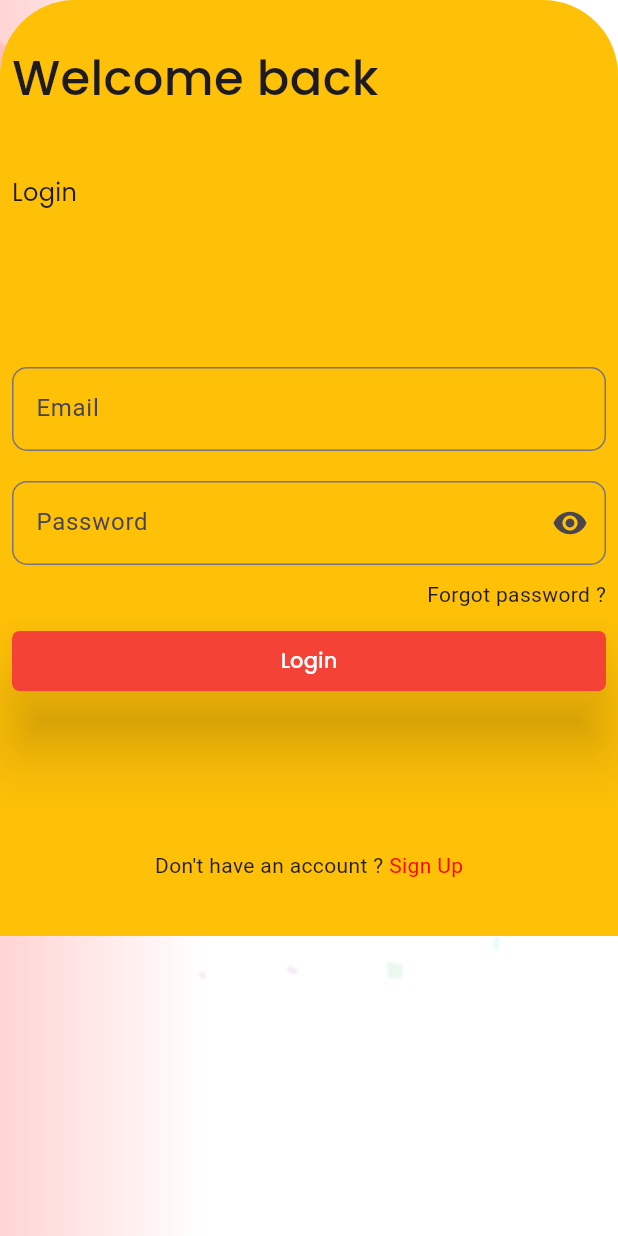
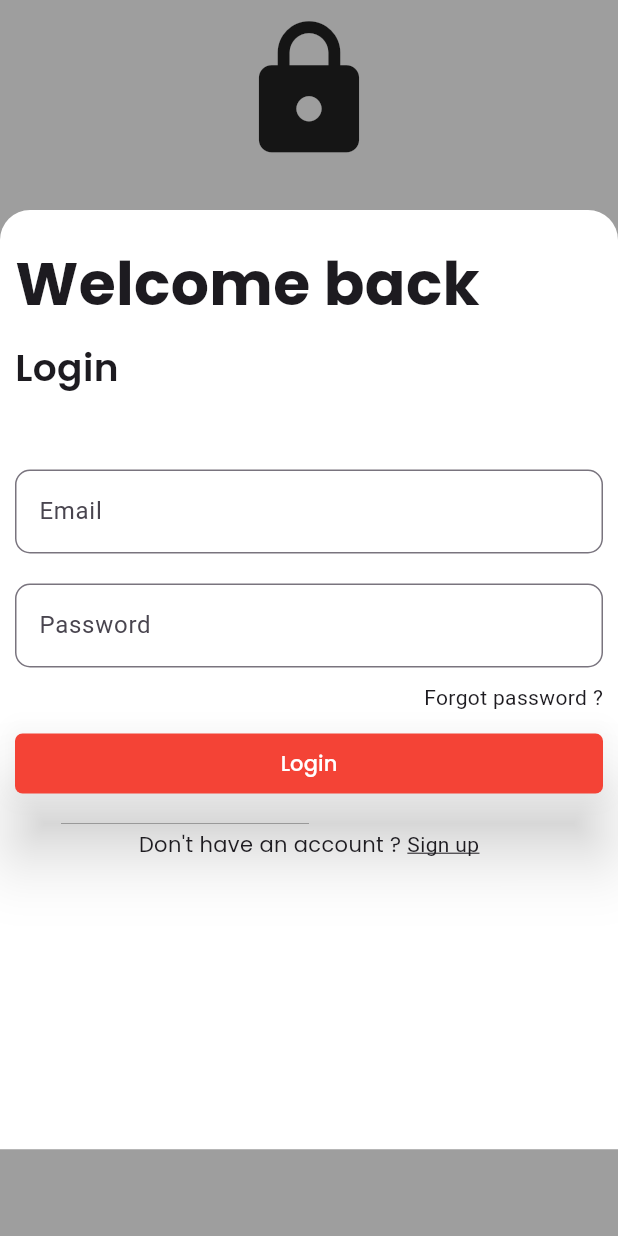
Before and after one commit to Shashitha-Ashan/Remind-me, a Flutter app: the screen it shows after launch, after a tap on "Log In", on a phone screen of 412 x 824 dp. Run offline on Flutter 3.47's test engine with Material 3 defaults, Android fonts, the phone set to English and light mode, and no system bars; our stand-ins replace go_router, google_fonts; missing offline and left inert: dart:ffi.

Commit message:
edit login page

```diff
--- /dev/null
+++ b/lib/screens/components/form_text_field.dart
@@ -0,0 +1,28 @@
+import 'package:flutter/material.dart';
+
+class FormTextField extends StatelessWidget {
+  final String hintText;
+  final bool obscure;
+  final TextEditingController textEditingController;
+  const FormTextField({
+    super.key,
+    required this.hintText,
+    required this.obscure,
+    required this.textEditingController,
+  });
+
+  @override
+  Widget build(BuildContext context) {
+    return TextField(
+      controller: textEditingController,
+      obscureText: obscure,
+      decoration: InputDecoration(
+        labelText: hintText,
+        hintText: hintText,
+        border: OutlineInputBorder(
+          borderRadius: BorderRadius.circular(10),
+        ),
+      ),
+    );
+  }
+}
--- /dev/null
+++ b/lib/screens/components/horizontal_button.dart
@@ -0,0 +1,23 @@
+import 'package:flutter/material.dart';
+
+class HorizontalButton extends StatelessWidget {
+  final String buttonName;
+  const HorizontalButton({super.key, required this.buttonName});
+
+  @override
+  Widget build(BuildContext context) {
+    return MaterialButton(
+      height: 40,
+      elevation: 20,
+      minWidth: double.infinity,
+      shape: OutlineInputBorder(
+          borderSide: BorderSide.none, borderRadius: BorderRadius.circular(5)),
+      color: Colors.red,
+      onPressed: () {},
+      child: Text(
+        buttonName,
+        style: const TextStyle(color: Colors.white),
+      ),
+    );
+  }
+}
--- a/lib/screens/views/login/login_screen.dart
+++ b/lib/screens/views/login/login_screen.dart
@@ -1,6 +1,11 @@
 // ignore_for_file: prefer_const_constructors, prefer_const_literals_to_create_immutables
 
+import 'dart:ffi';
+
+import 'package:birth_daily/screens/components/form_text_field.dart';
+import 'package:birth_daily/screens/components/horizontal_button.dart';
 import 'package:flutter/material.dart';
+import 'package:flutter/widgets.dart';
 import 'package:go_router/go_router.dart';
 import 'package:google_fonts/google_fonts.dart';
 
@@ -14,94 +19,97 @@ class Login extends StatefulWidget {
 class _LoginState extends State<Login> {
   @override
   Widget build(BuildContext context) {
-    return SafeArea(
-      child: Container(
+    return Scaffold(
+      backgroundColor: Colors.grey,
+      body: SafeArea(
+          child: SingleChildScrollView(
+        child: Column(
+          children: [
+            SizedBox(
+              height: 10,
+            ),
+            Icon(
+              Icons.lock,
+              size: 100,
+            ),
+            SizedBox(
+              height: 30,
+            ),
+            Container(
+              height: MediaQuery.of(context).size.height * 0.76,
+              padding:
+                  EdgeInsets.only(bottom: 10, left: 10, right: 10, top: 20),
               decoration: BoxDecoration(
                 color: Colors.white,
-          image: DecorationImage(
-              opacity: 0.1,
-              image: AssetImage("assets/backgrounds/back.png"),
-              fit: BoxFit.fill),
-        ),
-        child: Container(
-          decoration: BoxDecoration(
-            gradient: LinearGradient(colors: [
-              Color.fromARGB(43, 255, 0, 0),
-              Color.fromARGB(0, 255, 0, 0),
-              Color.fromARGB(0, 255, 0, 0),
-              Color.fromARGB(0, 255, 0, 0),
-            ]),
-          ),
-          child: Scaffold(
-            backgroundColor: Colors.transparent,
-            body: SingleChildScrollView(
-              child: Container(
-                height: MediaQuery.of(context).size.height - 200,
-                decoration: BoxDecoration(
-                  color: Colors.amber,
                 borderRadius: BorderRadius.only(
-                    topLeft: Radius.circular(50),
-                    topRight: Radius.circular(50),
+                  topLeft: Radius.circular(20),
+                  topRight: Radius.circular(20),
                 ),
               ),
-                padding: EdgeInsets.all(8),
-                child: Center(
               child: Column(
-                    mainAxisAlignment: MainAxisAlignment.spaceAround,
-                    crossAxisAlignment: CrossAxisAlignment.start,
+                children: [
+                  Row(
                     children: [
                       Text(
                         "Welcome back",
                         style: GoogleFonts.poppins(
                             textStyle: TextStyle(
-                                fontSize: 32, fontWeight: FontWeight.w500)),
+                                fontSize: 40, fontWeight: FontWeight.bold)),
                       ),
-                      Container(
-                        margin: EdgeInsets.only(right: 50),
-                        child: Text("Login",
+                    ],
+                  ),
+                  SizedBox(
+                    height: 10,
+                  ),
+                  Row(
+                    children: [
+                      Text(
+                        "Login",
                         style: GoogleFonts.poppins(
                             textStyle: TextStyle(
-                                  fontSize: 16, fontWeight: FontWeight.w400),
-                            )),
+                                fontSize: 25, fontWeight: FontWeight.w600)),
                       ),
+                    ],
+                  ),
+                  SizedBox(
+                    height: 50,
+                  ),
+                  _form(),
                   SizedBox(
                     height: 20,
                   ),
-                      _form(),
-                      SizedBox(
-                        height: 10,
-                      ),
-                      Padding(
-                        padding: const EdgeInsets.all(8.0),
-                        child: Row(
+                  Row(
                     mainAxisAlignment: MainAxisAlignment.center,
                     children: [
                       Text(
                         "Don't have an account ? ",
-                              textAlign: TextAlign.left,
+                        style: GoogleFonts.poppins(
+                          textStyle: TextStyle(
+                            fontSize: 14,
+                          ),
+                        ),
                       ),
                       GestureDetector(
                         onTap: () {
-                                context.push("/signup");
+                          context.go("/");
                         },
                         child: Text(
-                                "Sign Up",
-                                textAlign: TextAlign.left,
-                                style: TextStyle(
-                                    color: Color.fromARGB(255, 255, 0, 0)),
+                          "Sign up",
+                          style:
+                              TextStyle(decoration: TextDecoration.underline),
                         ),
                       ),
+                    ],
+                  ),
+                  // SizedBox(
+                  //   height: 60,
+                  // ),
                 ],
               ),
             )
           ],
         ),
-                ),
-              ),
-            ),
-          ),
-        ),
-      ),
+      )),
     );
   }
 
@@ -109,22 +117,18 @@ class _LoginState extends State<Login> {
     return Column(
       crossAxisAlignment: CrossAxisAlignment.end,
       children: [
-        TextField(
-          decoration: InputDecoration(
+        FormTextField(
           hintText: "Email",
-              border:
-                  OutlineInputBorder(borderRadius: BorderRadius.circular(10))),
+          obscure: false,
+          textEditingController: TextEditingController(),
         ),
         SizedBox(
           height: 20,
         ),
-        TextField(
-          decoration: InputDecoration(
-              suffixIcon: Icon(Icons.remove_red_eye),
-              labelText: "Password",
+        FormTextField(
+          textEditingController: TextEditingController(),
           hintText: "Password",
-              border:
-                  OutlineInputBorder(borderRadius: BorderRadius.circular(10))),
+          obscure: true,
         ),
         SizedBox(
           height: 10,
@@ -141,19 +145,8 @@ class _LoginState extends State<Login> {
         SizedBox(
           height: 10,
         ),
-        MaterialButton(
-          height: 40,
-          elevation: 20,
-          minWidth: double.infinity,
-          shape: OutlineInputBorder(
-              borderSide: BorderSide.none,
-              borderRadius: BorderRadius.circular(5)),
-          color: Colors.red,
-          onPressed: () {},
-          child: const Text(
-            "Login",
-            style: TextStyle(color: Colors.white),
-          ),
+        HorizontalButton(
+          buttonName: "Login",
         ),
       ],
     );
```
Lines whose indentation alone changed are shown as unchanged.
